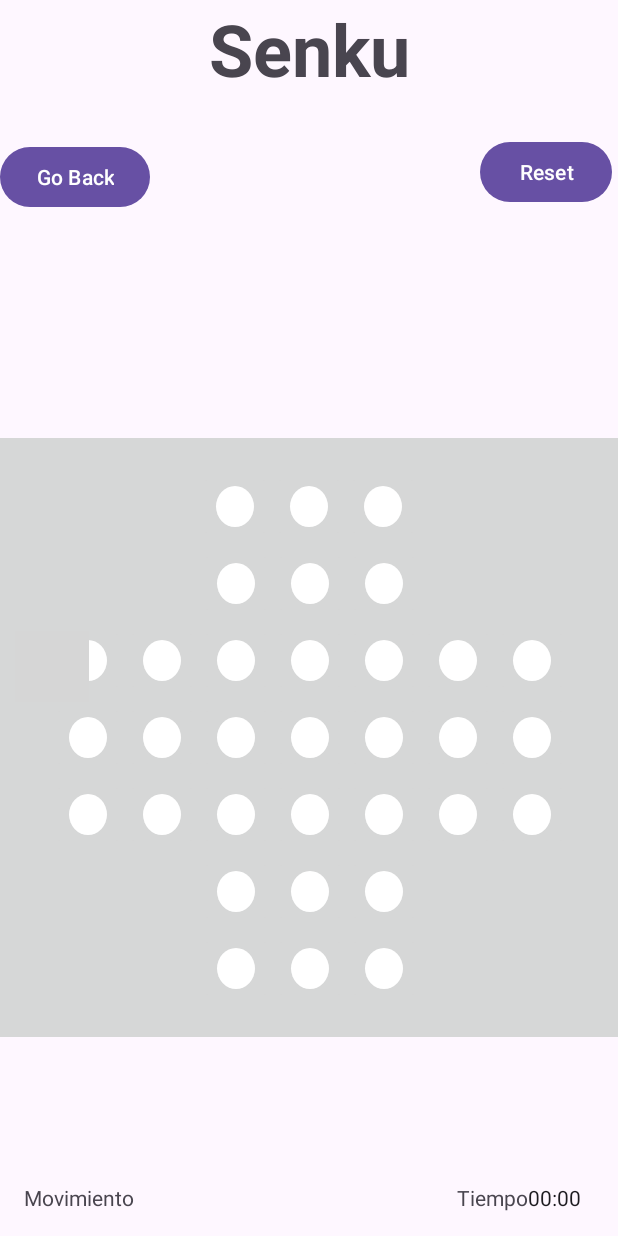
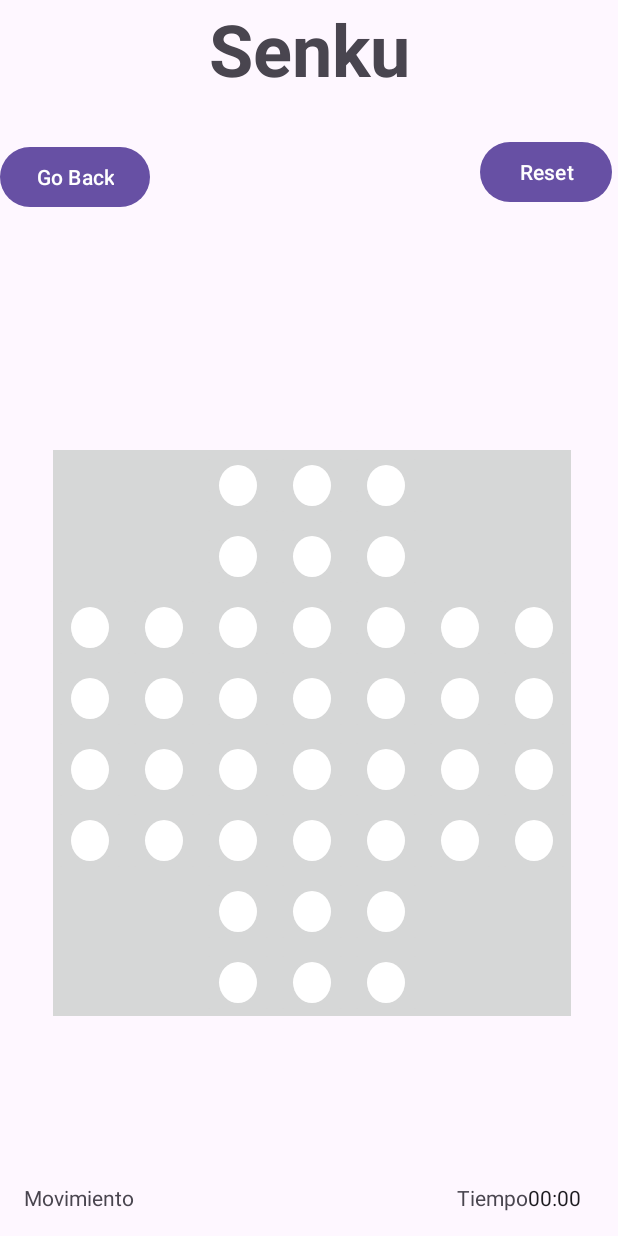
Before and after one commit to mvidalt/2_Games, an Android app: the Senku screen opened directly, with no data from a screen before it, on a phone screen of 412 x 824 dp. Run offline under Robolectric (Android 15) with nearby library versions, the phone set to English and light mode, and no system bars; grey boxes are pictures that could not be loaded.

Commit message:
Cambiando Constraint a GridLayout

```diff
--- a/app/src/main/res/layout/activity_senku.xml
+++ b/app/src/main/res/layout/activity_senku.xml
@@ -41,470 +41,453 @@
         app:layout_constraintTop_toTopOf="parent"
         app:layout_constraintVertical_bias="0.1" />
 
-    <androidx.constraintlayout.widget.ConstraintLayout
+    <GridLayout
         android:id="@+id/buttonsContainer"
-        android:layout_width="match_parent"
-        android:layout_height="399dp"
+        android:layout_width="345dp"
+        android:layout_height="377dp"
         android:background="#d6d7d7"
+        android:columnCount="7"
+        android:rowCount="7"
         app:layout_constraintBottom_toBottomOf="parent"
         app:layout_constraintEnd_toEndOf="parent"
-        app:layout_constraintHorizontal_bias="0.0"
+        app:layout_constraintHorizontal_bias="0.533"
         app:layout_constraintStart_toStartOf="parent"
         app:layout_constraintTop_toTopOf="parent"
-        app:layout_constraintVertical_bias="0.688">
+        app:layout_constraintVertical_bias="0.672">
+
+        <Space
+            android:layout_width="49dp"
+            android:layout_height="47dp" />
+
+        <Space
+            android:layout_width="49dp"
+            android:layout_height="47dp" />
+
 
         <ImageButton
             android:id="@+id/rb1"
             android:layout_width="49dp"
             android:layout_height="47dp"
-            android:layout_marginBottom="4dp"
             android:checked="true"
-            android:contentDescription="boton 1"
+            android:contentDescription="boton 3"
             android:src="@drawable/radio_button_off"
-            android:tag="0-2"
-            app:layout_constraintBottom_toTopOf="@+id/rb4"
-            app:layout_constraintEnd_toStartOf="@+id/rb2" />
+            android:tag="0-4" />
+
 
         <ImageButton
             android:id="@+id/rb2"
             android:layout_width="49dp"
             android:layout_height="47dp"
-            android:layout_marginBottom="4dp"
-            android:contentDescription="boton 2"
+            android:checked="true"
+            android:contentDescription="boton 8"
             android:src="@drawable/radio_button_off"
-            app:layout_constraintBottom_toTopOf="@+id/rb5"
-            app:layout_constraintLeft_toLeftOf="parent"
-            app:layout_constraintRight_toRightOf="parent" />
-
+            android:tag="2-1" />
 
         <ImageButton
             android:id="@+id/rb3"
             android:layout_width="49dp"
             android:layout_height="47dp"
-            android:layout_marginBottom="4dp"
             android:checked="true"
-            android:contentDescription="boton 3"
+            android:contentDescription="boton 9"
             android:src="@drawable/radio_button_off"
-            android:tag="0-4"
-            app:layout_constraintBottom_toTopOf="@+id/rb6"
-            app:layout_constraintLeft_toRightOf="@+id/rb2" />
+            android:tag="2-2" />
+
+        <Space
+            android:layout_width="49dp"
+            android:layout_height="47dp" />
+
+        <Space
+            android:layout_width="49dp"
+            android:layout_height="47dp" />
+
+        <Space
+            android:layout_width="49dp"
+            android:layout_height="47dp" />
+
+        <Space
+            android:layout_width="49dp"
+            android:layout_height="47dp" />
 
         <ImageButton
             android:id="@+id/rb4"
             android:layout_width="49dp"
             android:layout_height="47dp"
-            android:layout_marginBottom="4dp"
             android:checked="true"
-            android:contentDescription="boton 4"
+            android:contentDescription="boton 14"
             android:src="@drawable/radio_button_off"
-            android:tag="1-2"
-            app:layout_constraintBottom_toTopOf="@+id/rb9"
-            app:layout_constraintRight_toLeftOf="@+id/rb5" />
+            android:tag="3-0"/>
 
 
         <ImageButton
             android:id="@+id/rb5"
             android:layout_width="49dp"
             android:layout_height="47dp"
-            android:layout_marginBottom="4dp"
             android:checked="true"
-            android:contentDescription="boton 5"
+            android:contentDescription="boton 15"
             android:src="@drawable/radio_button_off"
-            android:tag="1-3"
-            app:layout_constraintBottom_toTopOf="@+id/rb10"
-            app:layout_constraintHorizontal_bias="0.501"
-            app:layout_constraintLeft_toLeftOf="parent"
-            app:layout_constraintRight_toRightOf="parent" />
+            android:tag="3-1" />
 
         <ImageButton
             android:id="@+id/rb6"
             android:layout_width="49dp"
             android:layout_height="47dp"
-            android:layout_marginBottom="4dp"
             android:checked="true"
-            android:contentDescription="boton 6"
+            android:contentDescription="boton 16"
             android:src="@drawable/radio_button_off"
-            android:tag="1-4"
-            app:layout_constraintBottom_toTopOf="@+id/rb11"
-            app:layout_constraintLeft_toRightOf="@+id/rb5" />
+            android:tag="3-2" />
+
+
+        <Space
+            android:layout_width="49dp"
+            android:layout_height="47dp" />
+
+        <Space
+            android:layout_width="49dp"
+            android:layout_height="47dp" />
 
         <ImageButton
             android:id="@+id/rb7"
             android:layout_width="49dp"
             android:layout_height="47dp"
-            android:layout_marginBottom="4dp"
             android:checked="true"
-            android:contentDescription="boton 7"
+            android:contentDescription="boton 19"
             android:src="@drawable/radio_button_off"
-            android:tag="2-0"
-            app:layout_constraintBottom_toTopOf="@+id/rb14"
-            app:layout_constraintEnd_toStartOf="@+id/rb8" />
-
-
-        <ImageButton
-            android:id="@+id/rb7on"
-            android:layout_width="49dp"
-            android:layout_height="47dp"
-            android:checked="true"
-            android:contentDescription="boton 7"
-            android:src="@drawable/radio_button_custom"
-            android:tag="2-0"
-            app:layout_constraintBottom_toBottomOf="parent"
-            app:layout_constraintEnd_toEndOf="parent"
-            app:layout_constraintHorizontal_bias="0.028"
-            app:layout_constraintStart_toStartOf="parent"
-            app:layout_constraintTop_toTopOf="parent"
-            app:layout_constraintVertical_bias="0.366" />
+            android:tag="3-4" />
 
         <ImageButton
             android:id="@+id/rb8"
             android:layout_width="49dp"
             android:layout_height="47dp"
-            android:layout_marginBottom="4dp"
             android:checked="true"
-            android:contentDescription="boton 8"
+            android:contentDescription="boton 20"
             android:src="@drawable/radio_button_off"
-            android:tag="2-1"
-            app:layout_constraintBottom_toTopOf="@+id/rb15"
-            app:layout_constraintRight_toLeftOf="@+id/rb9" />
+            android:tag="3-5" />
 
         <ImageButton
             android:id="@+id/rb9"
             android:layout_width="49dp"
             android:layout_height="47dp"
-            android:layout_marginBottom="4dp"
             android:checked="true"
-            android:contentDescription="boton 9"
+            android:contentDescription="boton 21"
             android:src="@drawable/radio_button_off"
-            android:tag="2-2"
-            app:layout_constraintBottom_toTopOf="@+id/rb16"
-            app:layout_constraintRight_toLeftOf="@+id/rb10" />
+            android:tag="3-6" />
+
 
         <ImageButton
             android:id="@+id/rb10"
             android:layout_width="49dp"
             android:layout_height="47dp"
-            android:layout_marginTop="16dp"
-            android:layout_marginBottom="16dp"
-            android:checked="false"
-            android:contentDescription="boton 18"
+            android:checked="true"
+            android:contentDescription="boton 22"
             android:src="@drawable/radio_button_off"
-            android:tag="3-3"
-            app:layout_constraintBottom_toBottomOf="parent"
-            app:layout_constraintHorizontal_bias="0.501"
-            app:layout_constraintLeft_toLeftOf="parent"
-            app:layout_constraintRight_toRightOf="parent"
-            app:layout_constraintTop_toTopOf="parent"
-            app:layout_constraintVertical_bias="0.34" />
-
+            android:tag="4-0" />
 
         <ImageButton
             android:id="@+id/rb11"
             android:layout_width="49dp"
             android:layout_height="47dp"
-            android:layout_marginBottom="4dp"
             android:checked="true"
-            android:contentDescription="boton 11"
+            android:contentDescription="boton 33"
             android:src="@drawable/radio_button_off"
-            android:tag="2-4"
-            app:layout_constraintBottom_toTopOf="@+id/rb19"
-            app:layout_constraintLeft_toRightOf="@+id/rb10" />
+            android:tag="6-3" />
 
         <ImageButton
             android:id="@+id/rb12"
             android:layout_width="49dp"
             android:layout_height="47dp"
-            android:layout_marginBottom="4dp"
             android:checked="true"
-            android:contentDescription="boton 12"
+            android:contentDescription="boton 23"
             android:src="@drawable/radio_button_off"
-            android:tag="2-5"
-            app:layout_constraintBottom_toTopOf="@+id/rb20"
-            app:layout_constraintLeft_toRightOf="@+id/rb11" />
+            android:tag="4-1" />
 
         <ImageButton
             android:id="@+id/rb13"
             android:layout_width="49dp"
             android:layout_height="47dp"
-            android:layout_marginBottom="4dp"
             android:checked="true"
-            android:contentDescription="boton 13"
+            android:contentDescription="boton 24"
             android:src="@drawable/radio_button_off"
-            android:tag="2-6"
-            app:layout_constraintBottom_toTopOf="@+id/rb21"
-            app:layout_constraintLeft_toRightOf="@+id/rb12" />
+            android:tag="4-2" />
+
 
         <ImageButton
             android:id="@+id/rb14"
             android:layout_width="49dp"
             android:layout_height="47dp"
-            android:layout_marginTop="16dp"
-            android:layout_marginBottom="16dp"
             android:checked="true"
-            android:contentDescription="boton 14"
+            android:contentDescription="boton 25"
             android:src="@drawable/radio_button_off"
-            android:tag="3-0"
-            app:layout_constraintBottom_toBottomOf="parent"
-            app:layout_constraintRight_toLeftOf="@+id/rb15"
-            app:layout_constraintTop_toTopOf="parent" />
-
+            android:tag="4-3" />
 
         <ImageButton
             android:id="@+id/rb15"
             android:layout_width="49dp"
             android:layout_height="47dp"
-            android:layout_marginTop="16dp"
-            android:layout_marginBottom="16dp"
             android:checked="true"
-            android:contentDescription="boton 15"
+            android:contentDescription="boton 26"
             android:src="@drawable/radio_button_off"
-            android:tag="3-1"
-            app:layout_constraintBottom_toBottomOf="parent"
-            app:layout_constraintRight_toLeftOf="@+id/rb16"
-            app:layout_constraintTop_toTopOf="parent" />
+            android:tag="4-4" />
 
         <ImageButton
             android:id="@+id/rb16"
             android:layout_width="49dp"
             android:layout_height="47dp"
-            android:layout_marginTop="16dp"
-            android:layout_marginBottom="16dp"
             android:checked="true"
-            android:contentDescription="boton 16"
+            android:contentDescription="boton 27"
             android:src="@drawable/radio_button_off"
-            android:tag="3-2"
-            app:layout_constraintBottom_toBottomOf="parent"
-            app:layout_constraintRight_toLeftOf="@+id/rb18"
-            app:layout_constraintTop_toTopOf="parent" />
+            android:tag="4-5" />
 
+        <ImageButton
+            android:id="@+id/rb17"
+            android:layout_width="49dp"
+            android:layout_height="47dp"
+            android:checked="true"
+            android:contentDescription="boton 28"
+            android:src="@drawable/radio_button_off"
+            android:tag="4-6" />
 
         <ImageButton
             android:id="@+id/rb18"
             android:layout_width="49dp"
             android:layout_height="47dp"
-            android:layout_marginTop="16dp"
-            android:layout_marginBottom="16dp"
-            android:checked="false"
-            android:contentDescription="boton 18"
+            android:checked="true"
+            android:contentDescription="boton 29"
             android:src="@drawable/radio_button_off"
-            android:tag="3-3"
-            app:layout_constraintBottom_toBottomOf="parent"
-            app:layout_constraintHorizontal_bias="0.501"
-            app:layout_constraintLeft_toLeftOf="parent"
-            app:layout_constraintRight_toRightOf="parent"
-            app:layout_constraintTop_toTopOf="parent" />
+            android:tag="5-2" />
 
         <ImageButton
             android:id="@+id/rb19"
             android:layout_width="49dp"
             android:layout_height="47dp"
-            android:layout_marginTop="16dp"
-            android:layout_marginBottom="16dp"
             android:checked="true"
-            android:contentDescription="boton 19"
+            android:contentDescription="boton 30"
             android:src="@drawable/radio_button_off"
-            android:tag="3-4"
-            app:layout_constraintBottom_toBottomOf="parent"
-            app:layout_constraintLeft_toRightOf="@+id/rb18"
-            app:layout_constraintTop_toTopOf="parent" />
+            android:tag="5-3" />
+
 
         <ImageButton
             android:id="@+id/rb20"
             android:layout_width="49dp"
             android:layout_height="47dp"
-            android:layout_marginTop="16dp"
-            android:layout_marginBottom="16dp"
             android:checked="true"
-            android:contentDescription="boton 20"
+            android:contentDescription="boton 31"
             android:src="@drawable/radio_button_off"
-            android:tag="3-5"
-            app:layout_constraintBottom_toBottomOf="parent"
-            app:layout_constraintLeft_toRightOf="@+id/rb19"
-            app:layout_constraintTop_toTopOf="parent" />
+            android:tag="5-4" />
 
         <ImageButton
             android:id="@+id/rb21"
             android:layout_width="49dp"
             android:layout_height="47dp"
-            android:layout_marginTop="16dp"
-            android:layout_marginBottom="16dp"
             android:checked="true"
-            android:contentDescription="boton 21"
+            android:contentDescription="boton 32"
             android:src="@drawable/radio_button_off"
-            android:tag="3-6"
-            app:layout_constraintBottom_toBottomOf="parent"
-            app:layout_constraintLeft_toRightOf="@+id/rb20"
-            app:layout_constraintTop_toTopOf="parent" />
+            android:tag="6-2" />
 
 
         <ImageButton
             android:id="@+id/rb22"
             android:layout_width="49dp"
             android:layout_height="47dp"
-            android:layout_marginTop="4dp"
             android:checked="true"
-            android:contentDescription="boton 22"
+            android:contentDescription="boton 34"
             android:src="@drawable/radio_button_off"
-            android:tag="4-0"
-            app:layout_constraintRight_toLeftOf="@+id/rb23"
-            app:layout_constraintTop_toBottomOf="@+id/rb14" />
+            android:tag="6-4" />
 
         <ImageButton
             android:id="@+id/rb23"
             android:layout_width="49dp"
             android:layout_height="47dp"
-            android:layout_marginTop="4dp"
             android:checked="true"
-            android:contentDescription="boton 23"
+            android:contentDescription="boton 34"
             android:src="@drawable/radio_button_off"
-            android:tag="4-1"
-            app:layout_constraintRight_toLeftOf="@+id/rb24"
-            app:layout_constraintTop_toBottomOf="@+id/rb15" />
+            android:tag="6-4" />
 
         <ImageButton
             android:id="@+id/rb24"
             android:layout_width="49dp"
             android:layout_height="47dp"
-            android:layout_marginTop="4dp"
             android:checked="true"
-            android:contentDescription="boton 24"
+            android:contentDescription="boton 34"
             android:src="@drawable/radio_button_off"
-            android:tag="4-2"
-            app:layout_constraintRight_toLeftOf="@+id/rb25"
-            app:layout_constraintTop_toBottomOf="@+id/rb16" />
-
+            android:tag="6-4" />
 
         <ImageButton
             android:id="@+id/rb25"
             android:layout_width="49dp"
             android:layout_height="47dp"
-            android:layout_marginTop="4dp"
             android:checked="true"
-            android:contentDescription="boton 25"
+            android:contentDescription="boton 34"
             android:src="@drawable/radio_button_off"
-            android:tag="4-3"
-            app:layout_constraintHorizontal_bias="0.501"
-            app:layout_constraintLeft_toLeftOf="parent"
-            app:layout_constraintRight_toRightOf="parent"
-            app:layout_constraintTop_toBottomOf="@+id/rb18" />
+            android:tag="6-4" />
 
         <ImageButton
             android:id="@+id/rb26"
             android:layout_width="49dp"
             android:layout_height="47dp"
-            android:layout_marginTop="4dp"
             android:checked="true"
-            android:contentDescription="boton 26"
+            android:contentDescription="boton 34"
             android:src="@drawable/radio_button_off"
-            android:tag="4-4"
-            app:layout_constraintLeft_toRightOf="@+id/rb25"
-            app:layout_constraintTop_toBottomOf="@+id/rb19" />
+            android:tag="6-4" />
 
         <ImageButton
             android:id="@+id/rb27"
             android:layout_width="49dp"
             android:layout_height="47dp"
-            android:layout_marginTop="4dp"
             android:checked="true"
-            android:contentDescription="boton 27"
+            android:contentDescription="boton 34"
             android:src="@drawable/radio_button_off"
-            android:tag="4-5"
-            app:layout_constraintLeft_toRightOf="@+id/rb26"
-            app:layout_constraintTop_toBottomOf="@+id/rb20" />
+            android:tag="6-4" />
 
         <ImageButton
             android:id="@+id/rb28"
             android:layout_width="49dp"
             android:layout_height="47dp"
-            android:layout_marginTop="4dp"
             android:checked="true"
-            android:contentDescription="boton 28"
+            android:contentDescription="boton 34"
             android:src="@drawable/radio_button_off"
-            android:tag="4-6"
-            app:layout_constraintLeft_toRightOf="@+id/rb27"
-            app:layout_constraintTop_toBottomOf="@+id/rb21" />
+            android:tag="6-4" />
 
         <ImageButton
             android:id="@+id/rb29"
             android:layout_width="49dp"
             android:layout_height="47dp"
-            android:layout_marginTop="4dp"
             android:checked="true"
-            android:contentDescription="boton 29"
+            android:contentDescription="boton 34"
             android:src="@drawable/radio_button_off"
-            android:tag="5-2"
-            app:layout_constraintRight_toLeftOf="@+id/rb30"
-            app:layout_constraintTop_toBottomOf="@+id/rb24" />
+            android:tag="6-4" />
 
         <ImageButton
             android:id="@+id/rb30"
             android:layout_width="49dp"
             android:layout_height="47dp"
-            android:layout_marginTop="4dp"
             android:checked="true"
-            android:contentDescription="boton 30"
+            android:contentDescription="boton 34"
             android:src="@drawable/radio_button_off"
-            android:tag="5-3"
-            app:layout_constraintHorizontal_bias="0.501"
-            app:layout_constraintLeft_toLeftOf="parent"
-            app:layout_constraintRight_toRightOf="parent"
-            app:layout_constraintTop_toBottomOf="@+id/rb25" />
-
+            android:tag="6-4" />
 
         <ImageButton
             android:id="@+id/rb31"
             android:layout_width="49dp"
             android:layout_height="47dp"
-            android:layout_marginTop="4dp"
             android:checked="true"
-            android:contentDescription="boton 31"
+            android:contentDescription="boton 34"
             android:src="@drawable/radio_button_off"
-            android:tag="5-4"
-            app:layout_constraintLeft_toRightOf="@+id/rb30"
-            app:layout_constraintTop_toBottomOf="@+id/rb26" />
+            android:tag="6-4" />
 
         <ImageButton
             android:id="@+id/rb32"
             android:layout_width="49dp"
             android:layout_height="47dp"
-            android:layout_marginTop="4dp"
             android:checked="true"
-            android:contentDescription="boton 32"
+            android:contentDescription="boton 34"
             android:src="@drawable/radio_button_off"
-            android:tag="6-2"
-            app:layout_constraintRight_toLeftOf="@+id/rb33"
-            app:layout_constraintTop_toBottomOf="@+id/rb29" />
+            android:tag="6-4" />
 
+        <ImageButton
+            android:id="@+id/rb33"
+            android:layout_width="49dp"
+            android:layout_height="47dp"
+            android:checked="true"
+            android:contentDescription="boton 34"
+            android:src="@drawable/radio_button_off"
+            android:tag="6-4" />
 
         <ImageButton
             android:id="@+id/rb34"
             android:layout_width="49dp"
             android:layout_height="47dp"
-            android:layout_marginTop="4dp"
             android:checked="true"
             android:contentDescription="boton 34"
             android:src="@drawable/radio_button_off"
-            android:tag="6-4"
-            app:layout_constraintLeft_toRightOf="@+id/rb33"
-            app:layout_constraintTop_toBottomOf="@+id/rb31" />
+            android:tag="6-4" />
 
+        <Space
+            android:layout_width="49dp"
+            android:layout_height="47dp" />
+
+        <Space
+            android:layout_width="49dp"
+            android:layout_height="47dp" />
 
         <ImageButton
-            android:id="@+id/rb33"
+            android:id="@+id/rb35"
             android:layout_width="49dp"
             android:layout_height="47dp"
-            android:layout_marginTop="4dp"
             android:checked="true"
-            android:contentDescription="boton 33"
+            android:contentDescription="boton 34"
             android:src="@drawable/radio_button_off"
-            android:tag="6-3"
-            app:layout_constraintHorizontal_bias="0.501"
-            app:layout_constraintLeft_toLeftOf="parent"
-            app:layout_constraintRight_toRightOf="parent"
-            app:layout_constraintTop_toBottomOf="@+id/rb30" />
+            android:tag="6-4" />
 
+        <ImageButton
+            android:id="@+id/rb36"
+            android:layout_width="49dp"
+            android:layout_height="47dp"
+            android:checked="true"
+            android:contentDescription="boton 34"
+            android:src="@drawable/radio_button_off"
+            android:tag="6-4" />
 
-    </androidx.constraintlayout.widget.ConstraintLayout>
+        <ImageButton
+            android:id="@+id/rb37"
+            android:layout_width="49dp"
+            android:layout_height="47dp"
+            android:checked="true"
+            android:contentDescription="boton 34"
+            android:src="@drawable/radio_button_off"
+            android:tag="6-4" />
+
+        <Space
+            android:layout_width="49dp"
+            android:layout_height="47dp" />
+
+        <Space
+            android:layout_width="49dp"
+            android:layout_height="47dp" />
+
+        <Space
+            android:layout_width="49dp"
+            android:layout_height="47dp" />
+
+        <Space
+            android:layout_width="49dp"
+            android:layout_height="47dp" />
+
+        <ImageButton
+            android:id="@+id/rb38"
+            android:layout_width="49dp"
+            android:layout_height="47dp"
+            android:checked="true"
+            android:contentDescription="boton 34"
+            android:src="@drawable/radio_button_off"
+            android:tag="6-4" />
+
+        <ImageButton
+            android:id="@+id/rb39"
+            android:layout_width="49dp"
+            android:layout_height="47dp"
+            android:checked="true"
+            android:contentDescription="boton 34"
+            android:src="@drawable/radio_button_off"
+            android:tag="6-4" />
+
+        <ImageButton
+            android:id="@+id/rb40"
+            android:layout_width="49dp"
+            android:layout_height="47dp"
+            android:checked="true"
+            android:contentDescription="boton 34"
+            android:src="@drawable/radio_button_off"
+            android:tag="6-4" />
+
+        <Space
+            android:layout_width="49dp"
+            android:layout_height="47dp" />
+
+        <Space
+            android:layout_width="49dp"
+            android:layout_height="47dp" />
+
+    </GridLayout>
 
     <TextView
         android:id="@+id/txtMoves"
```
